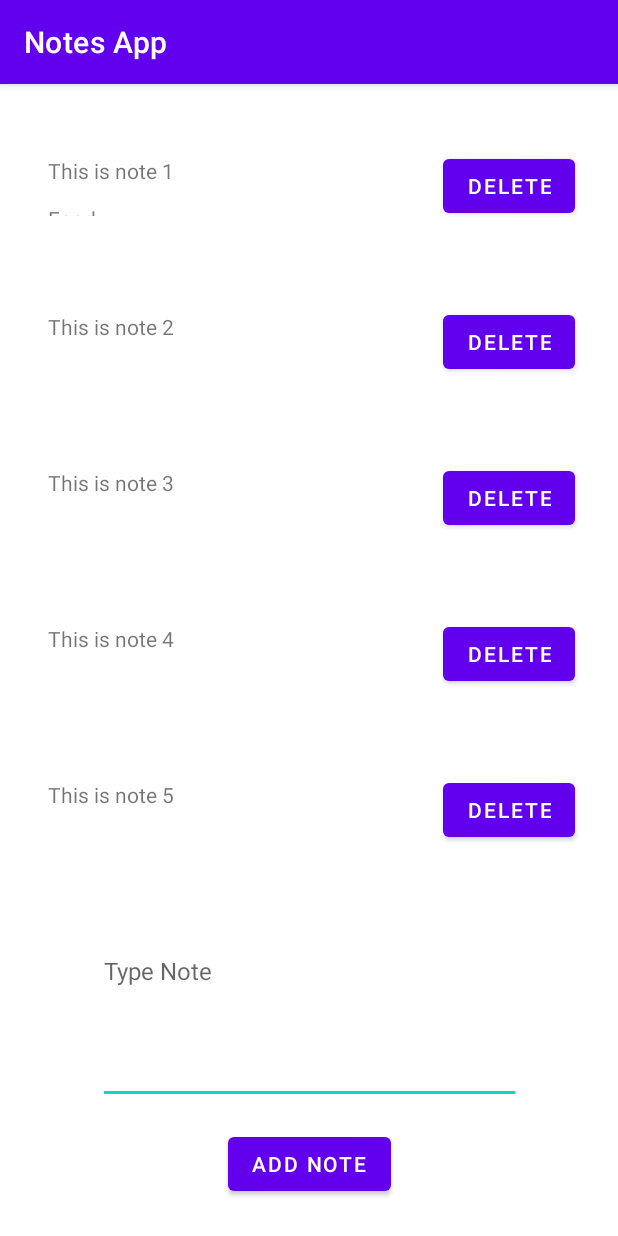
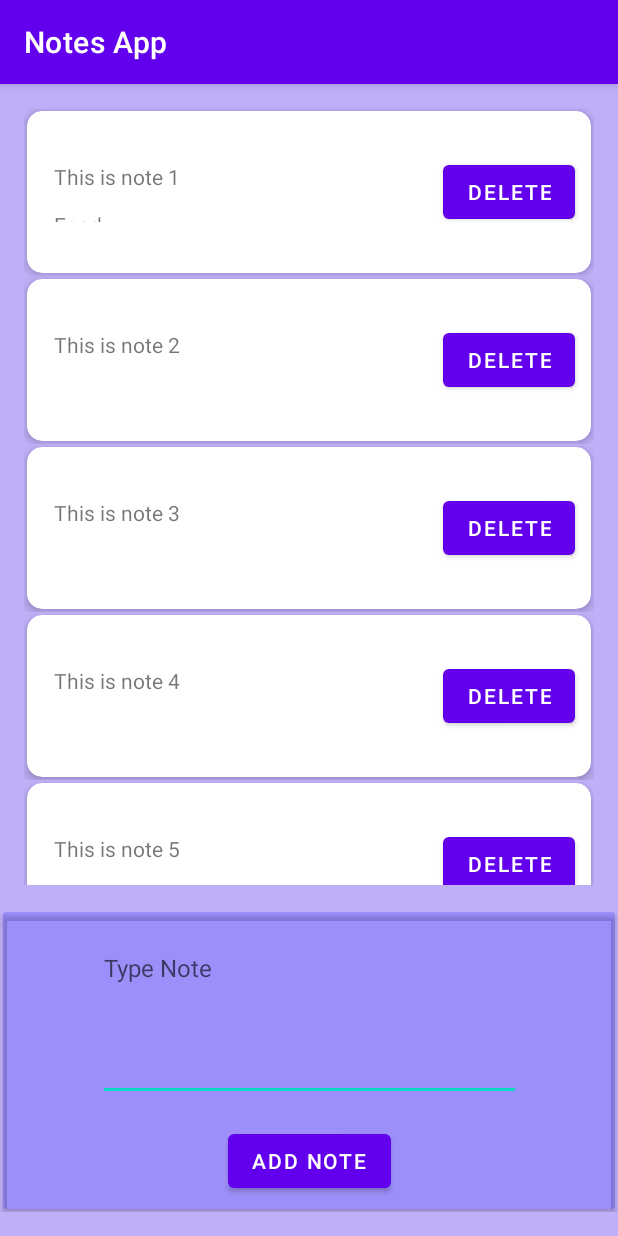
Before and after one commit to tanvimagdum/Android-Development, an Android app: the AddEditNoteFragment screen opened directly, with no data from a screen before it, on a phone screen of 412 x 824 dp. Run offline under Robolectric (Android 15) with nearby library versions, the phone set to English and light mode, and no system bars.

Commit message:
Committing cardview

```diff
--- a/app/src/main/res/layout/activity_notes.xml
+++ b/app/src/main/res/layout/activity_notes.xml
@@ -4,6 +4,7 @@
     xmlns:tools="http://schemas.android.com/tools"
     android:layout_width="match_parent"
     android:layout_height="match_parent"
+    android:background="#BFAFF8"
     tools:context=".NotesActivity">
 
     <androidx.constraintlayout.widget.ConstraintLayout
--- a/app/src/main/res/layout/fragment_add_edit_note.xml
+++ b/app/src/main/res/layout/fragment_add_edit_note.xml
@@ -1,11 +1,21 @@
 <?xml version="1.0" encoding="utf-8"?>
-<androidx.constraintlayout.widget.ConstraintLayout xmlns:android="http://schemas.android.com/apk/res/android"
+<FrameLayout xmlns:android="http://schemas.android.com/apk/res/android"
     xmlns:app="http://schemas.android.com/apk/res-auto"
     xmlns:tools="http://schemas.android.com/tools"
     android:id="@+id/frameLayoutNote"
     android:layout_width="match_parent"
     android:layout_height="wrap_content"
     tools:context=".AddEditNoteFragment">
+
+    <androidx.cardview.widget.CardView
+        android:layout_width="match_parent"
+        android:layout_height="wrap_content"
+        android:layout_margin="2dp"
+        app:cardBackgroundColor="#2F0000FF">
+
+        <androidx.constraintlayout.widget.ConstraintLayout
+            android:layout_width="match_parent"
+            android:layout_height="match_parent">
 
             <Button
                 android:id="@+id/btnAddEditNote"
@@ -32,4 +42,7 @@
                 app:layout_constraintEnd_toEndOf="@+id/btnAddEditNote"
                 app:layout_constraintStart_toStartOf="@+id/btnAddEditNote"
                 app:layout_constraintTop_toTopOf="parent" />
+
         </androidx.constraintlayout.widget.ConstraintLayout>
+    </androidx.cardview.widget.CardView>
+</FrameLayout>
--- a/app/src/main/res/layout/notes_list.xml
+++ b/app/src/main/res/layout/notes_list.xml
@@ -1,10 +1,24 @@
 <?xml version="1.0" encoding="utf-8"?>
-<androidx.constraintlayout.widget.ConstraintLayout xmlns:android="http://schemas.android.com/apk/res/android"
+<FrameLayout xmlns:android="http://schemas.android.com/apk/res/android"
     xmlns:app="http://schemas.android.com/apk/res-auto"
     xmlns:tools="http://schemas.android.com/tools"
     android:id="@+id/rootNotesView"
     android:layout_width="match_parent"
-    android:layout_height="wrap_content">
+    android:layout_height="wrap_content"
+    android:background="#BFAFF8">
+
+
+    <androidx.cardview.widget.CardView
+        android:layout_width="match_parent"
+        android:layout_height="wrap_content"
+        android:layout_margin="2dp"
+        app:cardCornerRadius="10dp"
+        app:cardElevation="4dp"
+        app:contentPadding="2dp">
+
+        <androidx.constraintlayout.widget.ConstraintLayout
+            android:layout_width="match_parent"
+            android:layout_height="match_parent">
 
             <TextView
                 android:id="@+id/txtNotes"
@@ -30,3 +44,6 @@
                 app:layout_constraintTop_toTopOf="@+id/txtNotes" />
 
         </androidx.constraintlayout.widget.ConstraintLayout>
+    </androidx.cardview.widget.CardView>
+
+</FrameLayout>
```
Lines whose indentation alone changed are shown as unchanged.
